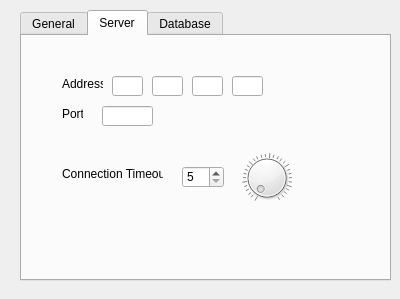
This is main_program/gui_interface_designs/settings_dialog_design.ui in yimenhfeifei/josm-invoice as Qt 5 draws it before an edit. The edited form follows.
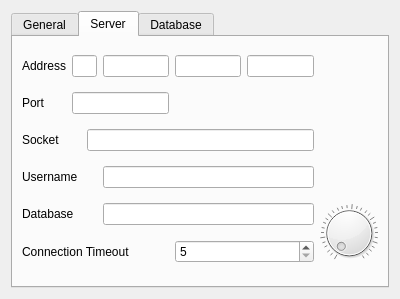
This is the edited form.

```diff
--- a/main_program/gui_interface_designs/settings_dialog_design.ui
+++ b/main_program/gui_interface_designs/settings_dialog_design.ui
@@ -13,14 +13,14 @@
   <property name="windowTitle">
    <string>Dialog</string>
   </property>
+  <layout class="QVBoxLayout" name="verticalLayout">
+   <item>
   <widget class="QTabWidget" name="settingsTabWidget">
-   <property name="geometry">
-    <rect>
-     <x>20</x>
-     <y>10</y>
-     <width>371</width>
-     <height>271</height>
-    </rect>
+     <property name="sizePolicy">
+      <sizepolicy hsizetype="Preferred" vsizetype="Preferred">
+       <horstretch>0</horstretch>
+       <verstretch>0</verstretch>
+      </sizepolicy>
    </property>
    <property name="currentIndex">
     <number>1</number>
@@ -34,15 +34,9 @@
     <attribute name="title">
      <string>Server</string>
     </attribute>
+      <layout class="QGridLayout" name="gridLayout">
+       <item row="0" column="0">
     <widget class="QLabel" name="addressLabel">
-     <property name="geometry">
-      <rect>
-       <x>40</x>
-       <y>40</y>
-       <width>41</width>
-       <height>16</height>
-      </rect>
-     </property>
      <property name="text">
       <string>Address</string>
      </property>
@@ -50,97 +44,92 @@
       <cstring>addressLineEditOctet1</cstring>
      </property>
     </widget>
-    <widget class="QLabel" name="portLabel">
-     <property name="geometry">
-      <rect>
-       <x>40</x>
-       <y>70</y>
-       <width>21</width>
-       <height>16</height>
-      </rect>
-     </property>
-     <property name="text">
-      <string>Port</string>
-     </property>
-     <property name="buddy">
-      <cstring>portLineEdit</cstring>
-     </property>
-    </widget>
-    <widget class="QLabel" name="timeoutLabel">
-     <property name="geometry">
-      <rect>
-       <x>40</x>
-       <y>130</y>
-       <width>101</width>
-       <height>16</height>
-      </rect>
-     </property>
-     <property name="text">
-      <string>Connection Timeout</string>
-     </property>
-     <property name="buddy">
-      <cstring>timeoutSpinbox</cstring>
-     </property>
-    </widget>
+       </item>
+       <item row="0" column="1" colspan="2">
     <widget class="QLineEdit" name="addressLineEditOctet1">
-     <property name="geometry">
-      <rect>
-       <x>90</x>
-       <y>40</y>
-       <width>31</width>
-       <height>20</height>
-      </rect>
-     </property>
-    </widget>
+         <property name="sizePolicy">
+          <sizepolicy hsizetype="Preferred" vsizetype="Fixed">
+           <horstretch>0</horstretch>
+           <verstretch>0</verstretch>
+          </sizepolicy>
+         </property>
+        </widget>
+       </item>
+       <item row="0" column="3">
     <widget class="QLineEdit" name="addressLineEditOctet2">
-     <property name="geometry">
-      <rect>
-       <x>130</x>
-       <y>40</y>
-       <width>31</width>
-       <height>20</height>
-      </rect>
-     </property>
-    </widget>
+         <property name="sizePolicy">
+          <sizepolicy hsizetype="Preferred" vsizetype="Fixed">
+           <horstretch>0</horstretch>
+           <verstretch>0</verstretch>
+          </sizepolicy>
+         </property>
+        </widget>
+       </item>
+       <item row="0" column="4">
     <widget class="QLineEdit" name="addressLineEditOctet3">
-     <property name="geometry">
-      <rect>
-       <x>170</x>
-       <y>40</y>
-       <width>31</width>
-       <height>20</height>
-      </rect>
-     </property>
-    </widget>
+         <property name="sizePolicy">
+          <sizepolicy hsizetype="Preferred" vsizetype="Fixed">
+           <horstretch>0</horstretch>
+           <verstretch>0</verstretch>
+          </sizepolicy>
+         </property>
+        </widget>
+       </item>
+       <item row="0" column="5">
     <widget class="QLineEdit" name="addressLineEditOctet4">
-     <property name="geometry">
-      <rect>
-       <x>210</x>
-       <y>40</y>
-       <width>31</width>
-       <height>20</height>
-      </rect>
-     </property>
-    </widget>
-    <widget class="QLineEdit" name="portLineEdit">
-     <property name="geometry">
-      <rect>
-       <x>80</x>
-       <y>70</y>
-       <width>51</width>
-       <height>20</height>
-      </rect>
-     </property>
-    </widget>
+         <property name="sizePolicy">
+          <sizepolicy hsizetype="Preferred" vsizetype="Preferred">
+           <horstretch>0</horstretch>
+           <verstretch>0</verstretch>
+          </sizepolicy>
+         </property>
+        </widget>
+       </item>
+       <item row="1" column="0">
+        <widget class="QLabel" name="portLabel">
+         <property name="text">
+          <string>Port</string>
+         </property>
+         <property name="buddy">
+          <cstring>portLineEdit</cstring>
+         </property>
+        </widget>
+       </item>
+       <item row="1" column="1" colspan="3">
+        <widget class="QLineEdit" name="portLineEdit"/>
+       </item>
+       <item row="2" column="0">
+        <widget class="QLabel" name="label">
+         <property name="text">
+          <string>Socket</string>
+         </property>
+        </widget>
+       </item>
+       <item row="2" column="2" colspan="4">
+        <widget class="QLineEdit" name="lineEdit"/>
+       </item>
+       <item row="3" column="0" colspan="2">
+        <widget class="QLabel" name="label_2">
+         <property name="text">
+          <string>Username</string>
+         </property>
+        </widget>
+       </item>
+       <item row="3" column="3" colspan="3">
+        <widget class="QLineEdit" name="lineEdit_2"/>
+       </item>
+       <item row="4" column="0" colspan="2">
+        <widget class="QLabel" name="label_3">
+         <property name="text">
+          <string>Database</string>
+         </property>
+        </widget>
+       </item>
+       <item row="4" column="3" colspan="3">
+        <widget class="QLineEdit" name="lineEdit_3"/>
+       </item>
+       <item row="4" column="6" rowspan="2">
     <widget class="QDial" name="timeoutDial">
-     <property name="geometry">
-      <rect>
-       <x>220</x>
-       <y>110</y>
-       <width>50</width>
-       <height>64</height>
-      </rect>
-     </property>
      <property name="minimum">
       <number>5</number>
      </property>
@@ -151,15 +140,19 @@
       <bool>true</bool>
      </property>
     </widget>
+       </item>
+       <item row="5" column="0" colspan="4">
+        <widget class="QLabel" name="timeoutLabel">
+         <property name="text">
+          <string>Connection Timeout</string>
+         </property>
+         <property name="buddy">
+          <cstring>timeoutSpinbox</cstring>
+         </property>
+        </widget>
+       </item>
+       <item row="5" column="4" colspan="2">
     <widget class="QSpinBox" name="timeoutSpinbox">
-     <property name="geometry">
-      <rect>
-       <x>160</x>
-       <y>130</y>
-       <width>42</width>
-       <height>22</height>
-      </rect>
-     </property>
      <property name="minimum">
       <number>5</number>
      </property>
@@ -167,6 +160,8 @@
       <number>120</number>
      </property>
     </widget>
+       </item>
+      </layout>
    </widget>
    <widget class="QWidget" name="databaseTab">
     <attribute name="title">
@@ -212,6 +207,8 @@
     </widget>
    </widget>
   </widget>
+   </item>
+  </layout>
  </widget>
  <resources/>
  <connections>
```
Left out of the diff: 2 changed lines with no effect on the pictures. Lines whose indentation alone changed are shown as unchanged.
